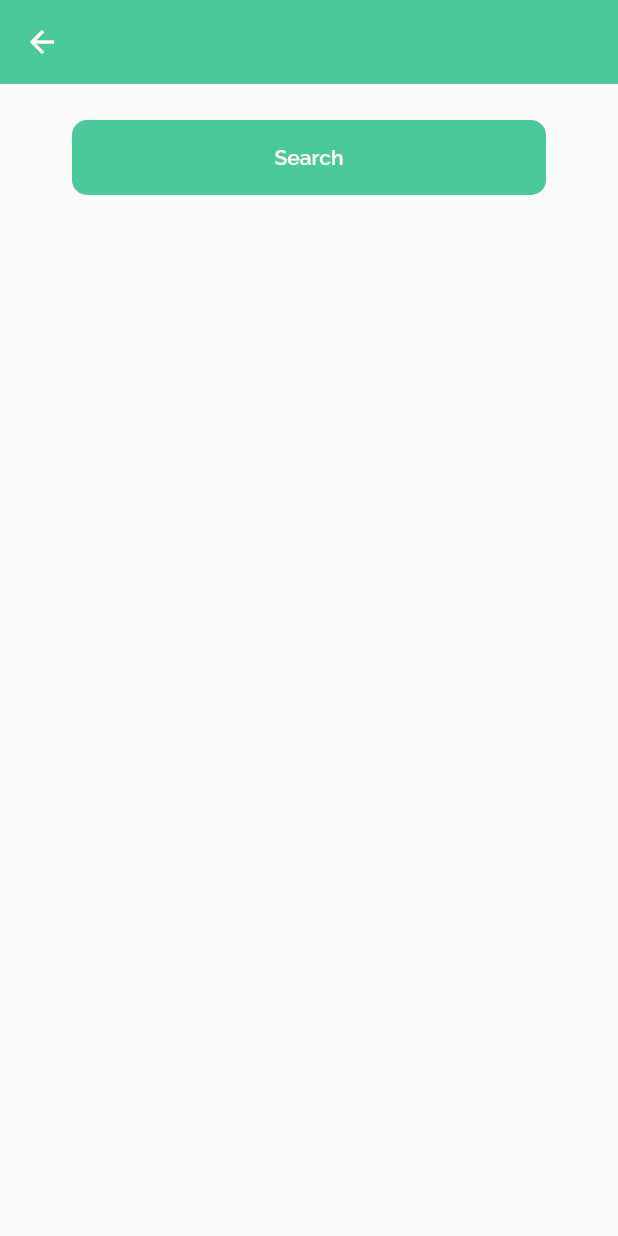
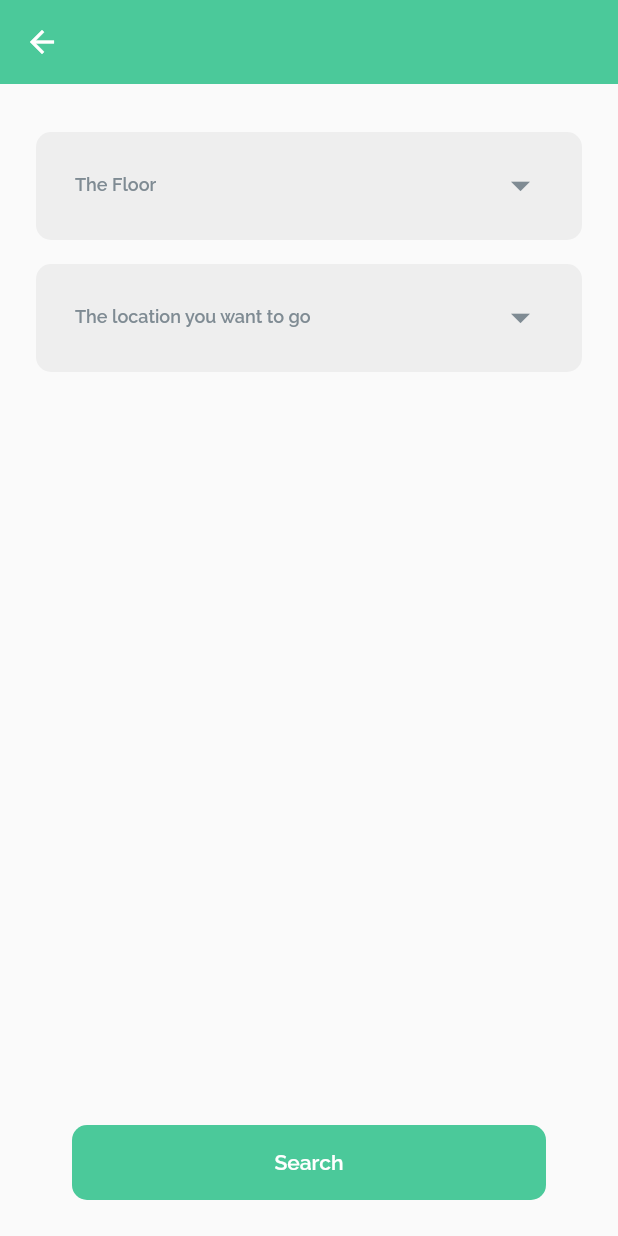
Before and after one commit to El-Helbawy-M/collage_map_task, a Flutter app: the FormPage screen opened by its route, on a phone screen of 412 x 824 dp. Run offline on Flutter 3.47's test engine with Material 2 defaults, Android fonts, the phone set to English and light mode, and no system bars; our stand-ins replace flutter_svg.

Commit message:
29-9-2022 EL-Helbawy

```diff
--- /dev/null
+++ b/lib/components/custom_snackBar.dart
@@ -0,0 +1,58 @@
+ import 'package:flutter/material.dart';
+
+import '../helpers/text_styles.dart';
+import '../router/navigator.dart';
+import 'custom_images.dart';
+
+class AppNotification {
+  final String message;
+  final String? iconName;
+  final Color backgroundColor;
+  final Color borderColor;
+  final bool isFloating;
+  late final double radius;
+  AppNotification(
+      {required this.message,
+      this.iconName,
+      this.backgroundColor = Colors.black,
+      this.borderColor = Colors.transparent,
+      this.isFloating = false,
+      radius}) {
+    this.radius = radius ?? (isFloating ? 15 : 0);
+  }
+}
+
+
+showSnackBar({required AppNotification notification}) {
+    CustomNavigator.scaffoldState.currentState!.showSnackBar(
+      SnackBar(
+        behavior: notification.isFloating
+            ? SnackBarBehavior.floating
+            : SnackBarBehavior.fixed,
+        shape: RoundedRectangleBorder(
+            borderRadius: BorderRadius.circular(notification.radius),
+            side: BorderSide(width: 1, color: notification.borderColor)),
+        margin: notification.isFloating ? EdgeInsets.all(24) : null,
+        content: SizedBox(
+          child: Padding(
+            padding: const EdgeInsets.all(8.0),
+            child: Row(
+              children: [
+                if (notification.iconName != null)
+                  customImageIconSVG(
+                      imageName: notification.iconName, color: Colors.white),
+                if (notification.iconName != null) SizedBox(width: 8),
+                Expanded(
+                  child: Text(
+                    notification.message,
+                    style: AppTextStyles.w600.copyWith(fontSize: 13),
+                  ),
+                ),
+              ],
+            ),
+          ),
+        ),
+        backgroundColor: notification.backgroundColor,
+      ),
+    );
+  }
--- a/lib/helpers/app_colores.dart
+++ b/lib/helpers/app_colores.dart
@@ -5,4 +5,5 @@ abstract class AppColors{
   static const Color hint = Color(0xff7F8B93);
   static const Color placeHolder = Color(0xffA7A7A7);
   static const Color fieldBorder = Color(0xffEEEEEE);
+  static const Color warning = Color(0xffDBAB02);
 }
--- a/lib/router/navigator.dart
+++ b/lib/router/navigator.dart
@@ -1,4 +1,6 @@
 import 'package:collage_map_task/router/routes.dart';
+import 'package:collage_map_task/services/location_map/models/submition.dart';
+import 'package:collage_map_task/services/location_map/pages/result_page.dart';
 import 'package:flutter/material.dart';
 
 import '../services/location_map/pages/form_page.dart';
@@ -22,7 +24,17 @@ class CustomNavigator {
     switch (settings.name) {
       case Routes.map:
         return PageRouteBuilder(
-          pageBuilder: (context, animation, secondaryAnimation) => FormPage(),
+          pageBuilder: (context, animation, secondaryAnimation) => const FormPage(),
+          transitionsBuilder: (context, animation, secondaryAnimation, child) {
+            return SlideTransition(
+              position: animation.drive(tween),
+              child: child,
+            );
+          },
+        );
+      case Routes.mapResult:
+        return PageRouteBuilder(
+          pageBuilder: (context, animation, secondaryAnimation) => ResultPage(model: settings.arguments as SubmitionModel),
           transitionsBuilder: (context, animation, secondaryAnimation, child) {
             return SlideTransition(
               position: animation.drive(tween),
@@ -31,7 +43,7 @@ class CustomNavigator {
           },
         );
     }
-    return MaterialPageRoute(builder: (_) => FormPage());
+    return MaterialPageRoute(builder: (_) => const FormPage());
   }
 
   static pop({dynamic result}) {
--- a/lib/router/routes.dart
+++ b/lib/router/routes.dart
@@ -1,3 +1,4 @@
 abstract class Routes{
   static const String map = "map";
+  static const String mapResult = "mapResult";
 }
--- /dev/null
+++ b/lib/services/location_map/core/dataExtractor.dart
@@ -0,0 +1,32 @@
+import '../models/floor.dart';
+
+abstract class Extractor{
+  static List<String> extract(List<Floor> data,LocationType type){
+    List<String> response = [];
+    switch (type) {
+      case LocationType.stands:
+        for (Floor floor in data){
+          response.addAll(floor.stands);
+        }
+        return response;
+
+      case LocationType.labs:
+        for (Floor floor in data){
+          response.addAll(floor.labs);
+        }
+        return response;
+      case LocationType.offices:
+        for (Floor floor in data){
+          response.addAll(floor.offices);
+        }
+        return response;
+      default: return [];
+    }
+  }
+}
+
+enum LocationType{
+  stands,
+  labs,
+  offices,
+}
--- /dev/null
+++ b/lib/services/location_map/models/floor.dart
@@ -0,0 +1,16 @@
+class Floor {
+  List<String> stands = [];
+  List<String> labs = [];
+  List<String> offices = [];
+  int number;
+
+  bool containes(String data) => stands.contains(data) ||
+        labs.contains(data) ||
+        offices.contains(data);
+
+  Floor(
+      {required this.stands,
+      required this.labs,
+      required this.offices,
+      required this.number});
+}
--- /dev/null
+++ b/lib/services/location_map/models/submition.dart
@@ -0,0 +1,6 @@
+class SubmitionModel {
+  String location;
+  int floor;
+  int currentFloor;
+  SubmitionModel({required this.location,required this.floor,required this.currentFloor});
+}
--- a/lib/services/location_map/pages/form_page.dart
+++ b/lib/services/location_map/pages/form_page.dart
@@ -1,9 +1,14 @@
+import 'package:collage_map_task/components/custom_snackBar.dart';
 import 'package:collage_map_task/helpers/app_colores.dart';
 import 'package:collage_map_task/helpers/localization.dart';
 import 'package:collage_map_task/helpers/text_styles.dart';
+import 'package:collage_map_task/router/navigator.dart';
+import 'package:collage_map_task/router/routes.dart';
+import 'package:collage_map_task/services/location_map/core/dataExtractor.dart';
+import 'package:collage_map_task/services/location_map/models/submition.dart';
 import 'package:flutter/material.dart';
 
-import '../../../components/custom_arrow_back.dart';
+import '../models/floor.dart';
 import '../widgets/form_drop_down_button.dart';
 
 class FormPage extends StatefulWidget {
@@ -17,47 +22,68 @@ class _FormPageState extends State<FormPage> {
   String floor = "";
   String location = "";
   String placeType = "";
-  List<String> floors = ["Floor 1", "Floor 2", "Floor 3", "Floor 4"];
-  List<String> placeTypes = ["Stands", "Labs", "Offices"];
-  List<String> stands = ["stand 1", "stand 2", "stand 3", "stand 4"];
-  List<String> labs = [
-    "A1",
-    "A2 & A3",
-    "A4",
-    "B1 & B2",
-    "B3",
-    "B4",
-    "B5",
-    "C1 & C2",
-    "C3",
-    "C4",
-    "C5",
-    "C6 & C7",
-    "D1",
-    "D2",
-    "D3",
-    "D4",
-    "D5",
-    "D6",
-    "D7",
-    "D8"
-  ];
-  List<String> offices = [
+  List<Floor> map = [
+    Floor(
+      stands: ["Floor 1", "Floor 2"],
+      labs: ["A1", "A2 & A3", "A4"],
+      offices: [
         "Benefits Offices",
         "Trea Office",
         "Graduates Affairs",
         "Students Affairs",
         "Graduate Studies Office",
         "IT Office",
-    "مكتب العميد",
-    "مكتب وكيل الكلية لخدمة المجتمع و الببئة",
-    "مكتب وكيل الكلية لشؤون التعليم والطلاب",
-    "مكتب وكيل الكلية لشؤون الدراسات العليا",
-    "قاعة السمنار",
-    "مكتب رئيس قسم تكنولجيا العلومات",
-    "مكتب رئيس قسم علوم حاسب",
-    ""
+      ],
+      number: 1,
+    ),
+    Floor(
+      stands: ["Floor 3"],
+      labs: [
+        "B1 & B2",
+        "B3",
+        "B4",
+        "B5",
+      ],
+      offices: [
+        "Dean's office",
+        "Office of the Vice Dean for Community Service and the Environment",
+        "Office of the Vice Dean for Education and Student Affairs",
+        "Office of the Vice Dean for Graduate Studies",
+      ],
+      number: 2,
+    ),
+    Floor(
+      stands: ["Floor 4"],
+      labs: [
+        "C1 & C2",
+        "C3",
+        "C4",
+        "C5",
+        "C6 & C7",
+      ],
+      offices: [
+        "Seminar hall",
+        "Office of the Head of the Information Technology Department",
+        "Office of the Head of the Computer Science Department",
+      ],
+      number: 3,
+    ),
+    Floor(
+        stands: [],
+        labs: ["D1", "D2", "D3", "D4", "D5", "D6", "D7", "D8"],
+        offices: [],
+        number: 4),
   ];
+  List<String> placeTypes = ["Stands", "Labs", "Offices"];
+  int getFloor(String data) {
+    for (int x = 0; x < map.length; x++) {
+      if (map[x].containes(data)) return map[x].number;
+    }
+    return 0;
+  }
+
+  bool get _validate => floor.isNotEmpty || location.isNotEmpty;
+
   @override
   Widget build(BuildContext context) {
     return Scaffold(
@@ -74,65 +100,88 @@ class _FormPageState extends State<FormPage> {
             padding: const EdgeInsets.symmetric(horizontal: 24),
             child: Column(
               children: [
-                // Expanded(
-                //   child: SingleChildScrollView(
-                //     child: Column(
-                //       children: [
-                //         const SizedBox(height: 24),
-                //         Padding(
-                //           padding: const EdgeInsets.symmetric(vertical: 8.0),
-                //           child: FormSelector(
-                //             label: "The Floor",
-                //             value: floor,
-                //             onTap: (value) => setState(() => floor = value),
-                //             data: floors,
-                //           ),
-                //         ),
-                //         Padding(
-                //           padding: const EdgeInsets.symmetric(vertical: 8.0),
-                //           child: FormSelector(
-                //             label: "The location you want to go",
-                //             value: placeType,
-                //             onTap: (value) => setState(() => placeType = value),
-                //             data: placeTypes,
-                //           ),
-                //         ),
-                //         if (placeType == "Stands")
-                //           Padding(
-                //             padding: const EdgeInsets.symmetric(vertical: 8.0),
-                //             child: FormSelector(
-                //               label: "The location you want to go",
-                //               value: location,
-                //               onTap: (value) => setState(() => location = value),
-                //               data: stands,
-                //             ),
-                //           ),
-                //         if (placeType == "Labs")
-                //           Padding(
-                //             padding: const EdgeInsets.symmetric(vertical: 8.0),
-                //             child: FormSelector(
-                //               label: "The location you want to go",
-                //               value: location,
-                //               onTap: (value) => setState(() => location = value),
-                //               data: labs,
-                //             ),
-                //           ),
-                //         if (placeType == "Offices")
-                //           Padding(
-                //             padding: const EdgeInsets.symmetric(vertical: 8.0),
-                //             child: FormSelector(
-                //                 label: "The location you want to go",
-                //                 value: location,
-                //                 onTap: (value) =>
-                //                     setState(() => location = value),
-                //                 data: offices),
-                //           ),
-                //       ],
-                //     ),
-                //   ),
-                // ),
+                Expanded(
+                  child: SingleChildScrollView(
+                    child: Column(
+                      children: [
+                        const SizedBox(height: 24),
+                        Padding(
+                          padding: const EdgeInsets.symmetric(vertical: 8.0),
+                          child: FormSelector(
+                            label: "The Floor",
+                            value: floor,
+                            onTap: (value) => setState(() => floor = value),
+                            data: List.generate(
+                                4, (index) => "Floor ${index + 1}"),
+                          ),
+                        ),
+                        Padding(
+                          padding: const EdgeInsets.symmetric(vertical: 8.0),
+                          child: FormSelector(
+                            label: "The location you want to go",
+                            value: placeType,
+                            onTap: (value) => setState(() => placeType = value),
+                            data: placeTypes,
+                          ),
+                        ),
+                        if (placeType == "Stands")
+                          Padding(
+                            padding: const EdgeInsets.symmetric(vertical: 8.0),
+                            child: FormSelector(
+                              label: "The location you want to go",
+                              value: location,
+                              onTap: (value) =>
+                                  setState(() => location = value),
+                              data: Extractor.extract(map, LocationType.stands),
+                            ),
+                          ),
+                        if (placeType == "Labs")
+                          Padding(
+                            padding: const EdgeInsets.symmetric(vertical: 8.0),
+                            child: FormSelector(
+                              label: "The location you want to go",
+                              value: location,
+                              onTap: (value) =>
+                                  setState(() => location = value),
+                              data: Extractor.extract(map, LocationType.labs),
+                            ),
+                          ),
+                        if (placeType == "Offices")
+                          Padding(
+                            padding: const EdgeInsets.symmetric(vertical: 8.0),
+                            child: FormSelector(
+                              label: "The location you want to go",
+                              value: location,
+                              onTap: (value) => setState(() {
+                                location = value;
+                              }),
+                              data:
+                                  Extractor.extract(map, LocationType.offices),
+                            ),
+                          ),
+                      ],
+                    ),
+                  ),
+                ),
                 GestureDetector(
-                  onTap:(){},
+                  onTap: () {
+                    if (_validate) {
+                      SubmitionModel model = SubmitionModel(
+                        location: location,
+                        floor: getFloor(location),
+                        currentFloor: int.parse(floor.substring(6)),
+                      );
+                      CustomNavigator.push(Routes.mapResult,arguments: model);
+                    } else {
+                      showSnackBar(
+                        notification: AppNotification(
+                            radius: 5,
+                            message: "Please fill the data",
+                            iconName: "warning",
+                            backgroundColor: AppColors.warning),
+                      );
+                    }
+                  },
                   child: Container(
                     height: 50,
                     margin: const EdgeInsets.all(24),
@@ -144,7 +193,9 @@ class _FormPageState extends State<FormPage> {
                       //     : Border.all(width: 1, color: Styles.PRIMARY_COLOR),
                     ),
                     child: Center(
-                      child: Text(getLang("search"),style: AppTextStyles.w600.copyWith(fontSize: 14,color: Colors.white)),
+                      child: Text(getLang("search"),
+                          style: AppTextStyles.w600
+                              .copyWith(fontSize: 14, color: Colors.white)),
                     ),
                   ),
                 ),
--- a/lib/services/location_map/pages/result_page.dart
+++ b/lib/services/location_map/pages/result_page.dart
@@ -1,12 +1,13 @@
 import 'package:collage_map_task/components/custom_arrow_back.dart';
 import 'package:collage_map_task/helpers/app_colores.dart';
+import 'package:collage_map_task/services/location_map/models/submition.dart';
 import 'package:flutter/material.dart';
 
 import '../../../helpers/text_styles.dart';
 
 class ResultPage extends StatelessWidget {
-  const ResultPage({Key? key}) : super(key: key);
-
+  const ResultPage({Key? key,required this.model}) : super(key: key);
+  final SubmitionModel model;
   @override
   Widget build(BuildContext context) {
     return Scaffold(
--- a/lib/services/location_map/widgets/form_drop_down_button.dart
+++ b/lib/services/location_map/widgets/form_drop_down_button.dart
@@ -67,12 +67,14 @@ class _FormSelectorState extends State<FormSelector> {
                       if (widget.value != "") const SizedBox(height: 6),
                       Text(
                         widget.value == "" ? widget.label! : widget.value!,
+                        overflow: TextOverflow.ellipsis,
                         style: TextStyle(
                           color: widget.value == ""
                               ? AppColors.hint
                               : AppColors.mainColor,
                           fontSize: 12,
                           fontWeight: FontWeight.w600,
+
                         ),
                       ),
                     ],
@@ -93,14 +95,19 @@ class _FormSelectorState extends State<FormSelector> {
                 child: ListView.builder(
                   controller: ScrollController(),
                   itemCount: widget.data.length,
-                  itemBuilder: (context, index) => ListTile(
-                    title: Text(widget.data[index]),
+                  itemBuilder: (context, index) => Column(
+                    children: [
+                      const Divider(height: 5),
+                      ListTile(
+                        title: Text(widget.data[index],style: AppTextStyles.w600.copyWith(fontSize: 12)),
                         onTap: () {
                           setState(() {
                             isExpanded = !isExpanded;
                           });
                           widget.onTap(widget.data[index]);
                         },
+                      ),
+                    ],
                   ),
                 ),
               ),
```
Also changed, not shown: assets/svgs/warning.svg (added). Lines whose indentation alone changed are shown as unchanged.
